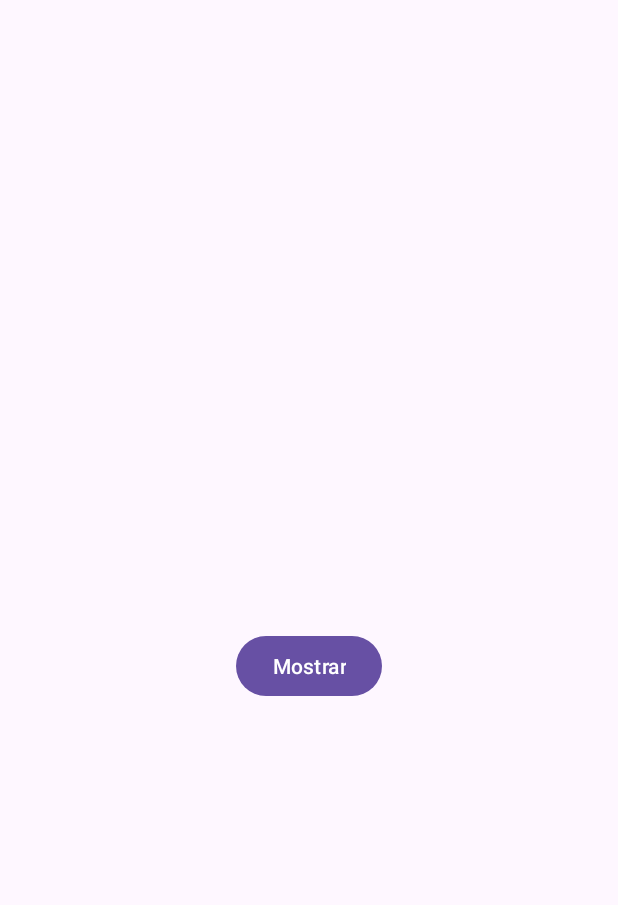
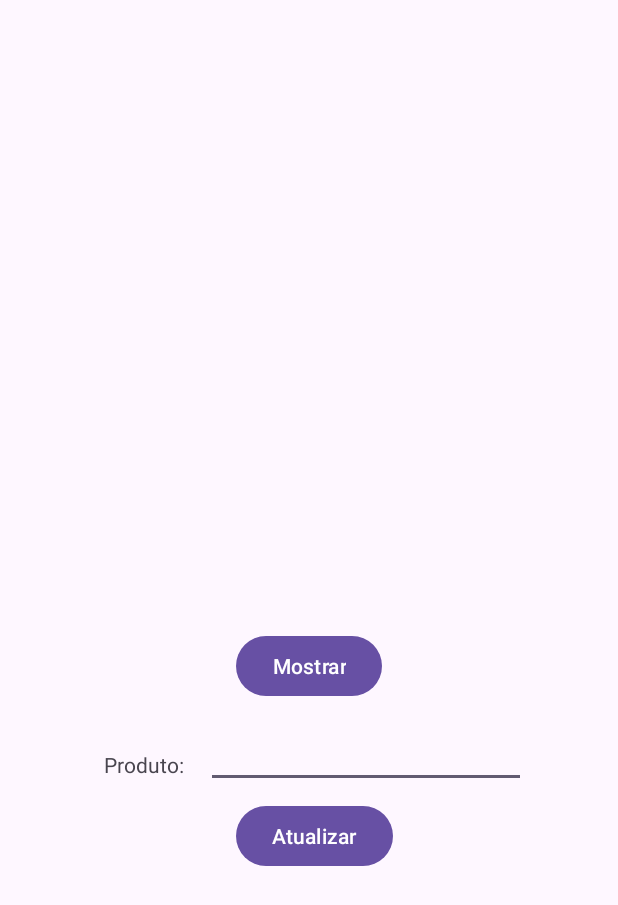
Before and after one commit to KauaNca/AndroidStudio, an Android app: the MainActivity screen opened directly, with no data from a screen before it, on a phone screen of 412 x 824 dp. Shown: the top 905 px of the screen. Run offline under Robolectric (Android 15) with nearby library versions, the phone set to English and light mode, and no system bars.

```diff
--- a/app/src/main/java/com/example/senac/Conexao.java
+++ b/app/src/main/java/com/example/senac/Conexao.java
@@ -7,7 +7,7 @@ import java.sql.DriverManager;
 import java.sql.SQLException;
 
 public class Conexao {
-    private static final String URL = "jdbc:mysql://10.160.215.41:3307/login_teste";
+    private static final String URL = "jdbc:mysql://10.160.215.39:3307/login_teste";
     private static final String USUARIO = "senac"; //super usuario do banco de dados
     private static final String SENHA = "123";
 
--- a/app/src/main/java/com/example/senac/MainActivity.java
+++ b/app/src/main/java/com/example/senac/MainActivity.java
@@ -2,8 +2,10 @@ package com.example.senac;
 
 import android.os.Bundle;
 import android.view.View;
+import android.widget.AdapterView;
 import android.widget.ArrayAdapter;
 import android.widget.Button;
+import android.widget.EditText;
 import android.widget.ListView;
 
 import androidx.activity.EdgeToEdge;
@@ -19,9 +21,25 @@ import java.util.ArrayList;
 
 public class MainActivity extends AppCompatActivity {
     ListView lista;
-    Button mostrar;
+    String id;
+    Button mostrar,atualizar;
+    EditText textoLinha;
     ArrayList<String> dados;
     ArrayAdapter<String> adaptador;
+
+    public void atualizarTabela(View v){
+        try {
+            Connection con = Conexao.conectar();
+            PreparedStatement stmt = con.prepareStatement("UPDATE login SET usuario = ? WHERE id = ?");
+            stmt.setString(1,textoLinha.getText().toString());
+            stmt.setString(1,id);
+            stmt.executeUpdate();
+            lista.setVisibility(View.GONE);
+            textoLinha.setText("");
+        } catch (Exception e) {
+            e.printStackTrace();
+        }
+    }
 
     @Override
     protected void onCreate(Bundle savedInstanceState) {
@@ -33,9 +51,10 @@ public class MainActivity extends AppCompatActivity {
             v.setPadding(systemBars.left, systemBars.top, systemBars.right, systemBars.bottom);
             return insets;
         });
-
+    textoLinha = findViewById(R.id.editar);
         mostrar = findViewById(R.id.btLista);
         lista = findViewById(R.id.lista);
+        atualizar = findViewById(R.id.btAtualizar);
         lista.setVisibility(View.GONE);
         dados = new ArrayList<>();
 
@@ -57,5 +76,15 @@ public class MainActivity extends AppCompatActivity {
                 }
             }
         });
+        lista.setOnItemClickListener(new AdapterView.OnItemClickListener() {
+            @Override
+            public void onItemClick(AdapterView<?> parent, View view, int position, long id) {
+                String texto = (String) adaptador.getItem(position);
+                String[] partes = texto.split(" ");
+                textoLinha.setText(partes[3]);
+
+            }
+        });
     }
+
 }
--- a/app/src/main/res/layout/activity_main.xml
+++ b/app/src/main/res/layout/activity_main.xml
@@ -24,4 +24,39 @@
         app:layout_constraintEnd_toEndOf="parent"
         app:layout_constraintStart_toStartOf="parent"
         app:layout_constraintTop_toTopOf="parent" />
+
+    <EditText
+        android:id="@+id/editar"
+        android:layout_width="wrap_content"
+        android:layout_height="wrap_content"
+        android:layout_marginTop="12dp"
+        android:ems="10"
+        android:inputType="text"
+        app:layout_constraintEnd_toEndOf="parent"
+        app:layout_constraintHorizontal_bias="0.691"
+        app:layout_constraintStart_toStartOf="parent"
+        app:layout_constraintTop_toBottomOf="@+id/btLista" />
+
+    <TextView
+        android:id="@+id/textView"
+        android:layout_width="58dp"
+        android:layout_height="18dp"
+        android:layout_marginTop="500dp"
+        android:text="Produto:"
+        app:layout_constraintEnd_toEndOf="parent"
+        app:layout_constraintHorizontal_bias="0.195"
+        app:layout_constraintStart_toStartOf="parent"
+        app:layout_constraintTop_toTopOf="parent" />
+
+    <Button
+        android:id="@+id/btAtualizar"
+        android:layout_width="wrap_content"
+        android:layout_height="wrap_content"
+        android:layout_marginTop="8dp"
+        android:onClick="atualizarTabela"
+        android:text="Atualizar"
+        app:layout_constraintEnd_toEndOf="parent"
+        app:layout_constraintHorizontal_bias="0.513"
+        app:layout_constraintStart_toStartOf="parent"
+        app:layout_constraintTop_toBottomOf="@+id/editar" />
 </androidx.constraintlayout.widget.ConstraintLayout>
```
